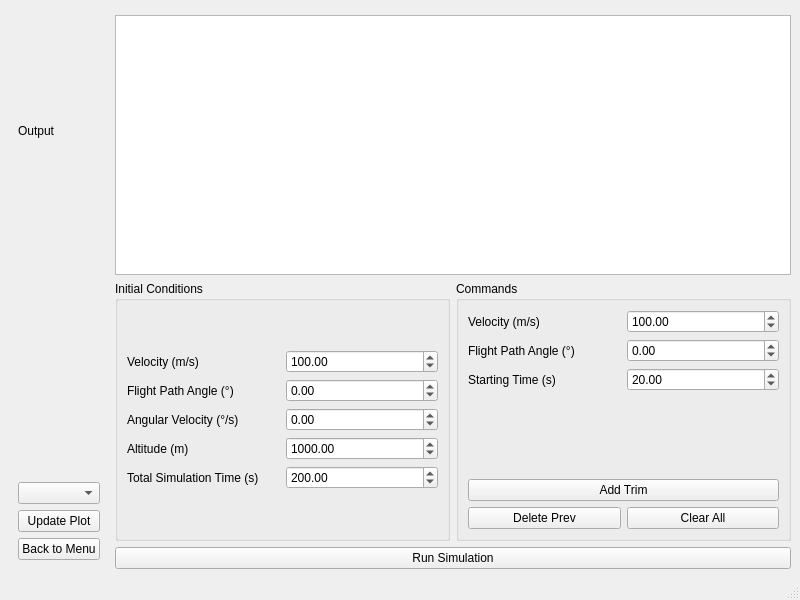
Qt form simlib/gui/simulator_mw.ui (jasper-day/airplane_sim) before a commit.
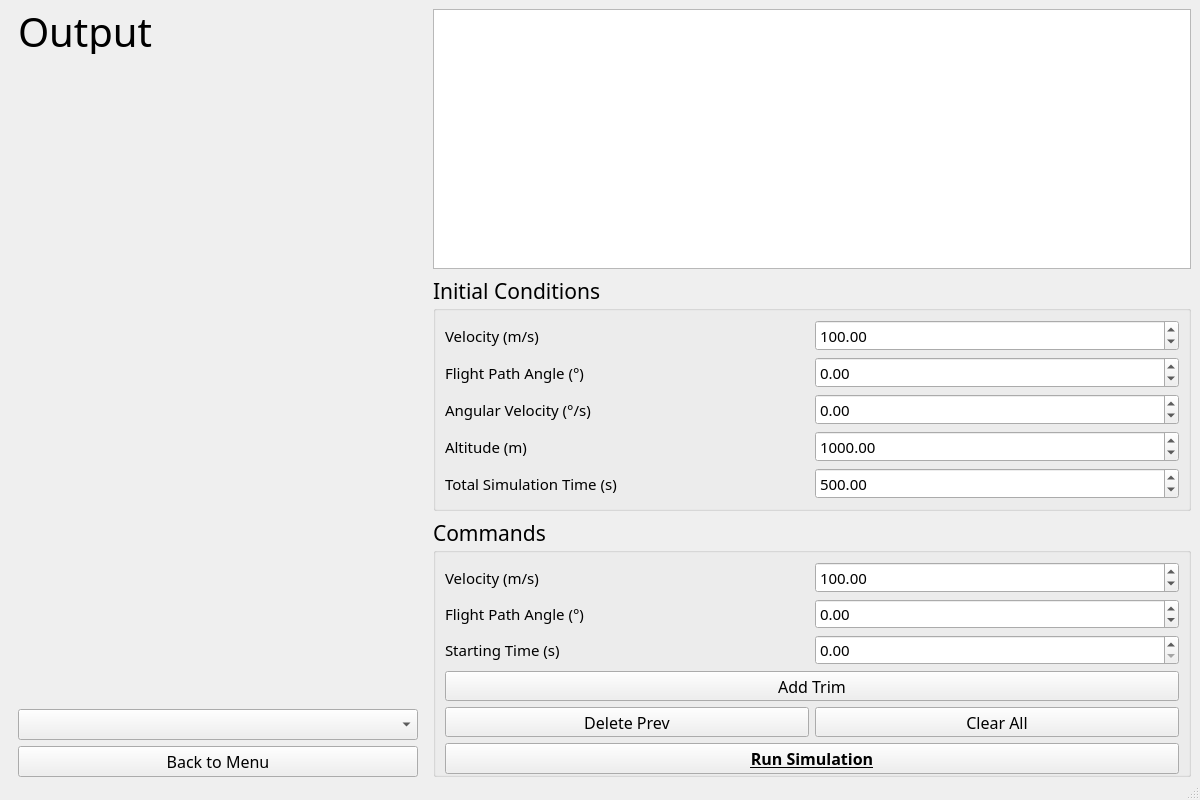
The same form after that commit. Icons and pictures are not drawn.

What changed in the file:
```diff
--- a/simlib/gui/simulator_mw.ui
+++ b/simlib/gui/simulator_mw.ui
@@ -6,64 +6,89 @@
    <rect>
     <x>0</x>
     <y>0</y>
-    <width>800</width>
-    <height>600</height>
+    <width>1200</width>
+    <height>800</height>
    </rect>
   </property>
+  <property name="minimumSize">
+   <size>
+    <width>1200</width>
+    <height>800</height>
+   </size>
+  </property>
+  <property name="font">
+   <font>
+    <family>ISOCP_IV50</family>
+    <pointsize>10</pointsize>
+   </font>
+  </property>
   <property name="windowTitle">
-   <string>MainWindow</string>
+   <string>SimuPlane™ 1.0.0</string>
+  </property>
+  <property name="windowIcon">
+   <iconset>
+    <normaloff>appicon.ico</normaloff>
+    <normalon>appicon.ico</normalon>appicon.ico</iconset>
+  </property>
+  <property name="documentMode">
+   <bool>false</bool>
+  </property>
+  <property name="tabShape">
+   <enum>QTabWidget::Triangular</enum>
   </property>
   <widget class="QWidget" name="centralwidget">
    <layout class="QGridLayout" name="gridLayout">
-    <item row="0" column="0">
-     <widget class="QWidget" name="widget" native="true">
-      <layout class="QVBoxLayout" name="verticalLayout_5">
-       <item>
-        <widget class="QLabel" name="label_9">
-         <property name="text">
-          <string>Output</string>
-         </property>
-        </widget>
-       </item>
-       <item>
-        <widget class="QWidget" name="graph_output" native="true"/>
-       </item>
-       <item>
-        <widget class="QComboBox" name="graph_selector"/>
-       </item>
-       <item>
-        <widget class="QPushButton" name="update_plot_btn">
-         <property name="text">
-          <string>Update Plot</string>
-         </property>
-        </widget>
-       </item>
-       <item>
-        <widget class="QPushButton" name="exit_btn">
-         <property name="text">
-          <string>Back to Menu</string>
-         </property>
-        </widget>
-       </item>
-      </layout>
-     </widget>
-    </item>
+    <property name="bottomMargin">
+     <number>0</number>
+    </property>
     <item row="0" column="1">
      <layout class="QVBoxLayout" name="verticalLayout_4">
-      <item>
-       <widget class="QWidget" name="movie" native="true"/>
-      </item>
       <item>
        <layout class="QVBoxLayout" name="verticalLayout_3">
+        <property name="sizeConstraint">
+         <enum>QLayout::SetMinimumSize</enum>
+        </property>
         <item>
-         <widget class="QTableWidget" name="trim_table"/>
+         <widget class="QTableWidget" name="trim_table">
+          <property name="minimumSize">
+           <size>
+            <width>0</width>
+            <height>260</height>
+           </size>
+          </property>
+          <property name="maximumSize">
+           <size>
+            <width>16777215</width>
+            <height>16777215</height>
+           </size>
+          </property>
+          <property name="font">
+           <font>
+            <family>ISOCP_IV50</family>
+            <pointsize>11</pointsize>
+           </font>
+          </property>
+         </widget>
         </item>
        </layout>
       </item>
-      <item>
-       <layout class="QHBoxLayout" name="horizontalLayout_10">
         <item>
          <widget class="QGroupBox" name="groupBox_3">
+        <property name="maximumSize">
+         <size>
+          <width>1000</width>
+          <height>16777215</height>
+         </size>
+        </property>
+        <property name="font">
+         <font>
+          <family>ISOCP_IV50</family>
+          <pointsize>16</pointsize>
+         </font>
+        </property>
+        <property name="cursor">
+         <cursorShape>ArrowCursor</cursorShape>
+        </property>
           <property name="title">
            <string>Initial Conditions</string>
           </property>
@@ -74,6 +99,12 @@
               <layout class="QHBoxLayout" name="horizontalLayout_4">
                <item>
                 <widget class="QLabel" name="label_4">
+               <property name="font">
+                <font>
+                 <family>ISOCP_IV50</family>
+                 <pointsize>11</pointsize>
+                </font>
+               </property>
                  <property name="text">
                   <string>Velocity (m/s)</string>
                  </property>
@@ -81,6 +112,15 @@
                </item>
                <item>
                 <widget class="QDoubleSpinBox" name="init_vel">
+               <property name="font">
+                <font>
+                 <family>ISOCP_IV50</family>
+                 <pointsize>11</pointsize>
+                </font>
+               </property>
+               <property name="cursor">
+                <cursorShape>IBeamCursor</cursorShape>
+               </property>
                  <property name="maximum">
                   <double>400.000000000000000</double>
                  </property>
@@ -98,6 +138,12 @@
               <layout class="QHBoxLayout" name="horizontalLayout_5">
                <item>
                 <widget class="QLabel" name="label_5">
+               <property name="font">
+                <font>
+                 <family>ISOCP_IV50</family>
+                 <pointsize>11</pointsize>
+                </font>
+               </property>
                  <property name="text">
                   <string>Flight Path Angle (°)</string>
                  </property>
@@ -105,6 +151,15 @@
                </item>
                <item>
                 <widget class="QDoubleSpinBox" name="init_gamma">
+               <property name="font">
+                <font>
+                 <family>ISOCP_IV50</family>
+                 <pointsize>11</pointsize>
+                </font>
+               </property>
+               <property name="cursor">
+                <cursorShape>IBeamCursor</cursorShape>
+               </property>
                  <property name="minimum">
                   <double>-30.000000000000000</double>
                  </property>
@@ -119,6 +174,12 @@
               <layout class="QHBoxLayout" name="horizontalLayout_6">
                <item>
                 <widget class="QLabel" name="label_6">
+               <property name="font">
+                <font>
+                 <family>ISOCP_IV50</family>
+                 <pointsize>11</pointsize>
+                </font>
+               </property>
                  <property name="text">
                   <string>Angular Velocity (°/s)</string>
                  </property>
@@ -126,6 +187,15 @@
                </item>
                <item>
                 <widget class="QDoubleSpinBox" name="init_angvel">
+               <property name="font">
+                <font>
+                 <family>ISOCP_IV50</family>
+                 <pointsize>11</pointsize>
+                </font>
+               </property>
+               <property name="cursor">
+                <cursorShape>IBeamCursor</cursorShape>
+               </property>
                  <property name="minimum">
                   <double>-100.000000000000000</double>
                  </property>
@@ -140,6 +210,12 @@
               <layout class="QHBoxLayout" name="horizontalLayout_7">
                <item>
                 <widget class="QLabel" name="label_7">
+               <property name="font">
+                <font>
+                 <family>ISOCP_IV50</family>
+                 <pointsize>11</pointsize>
+                </font>
+               </property>
                  <property name="text">
                   <string>Altitude (m)</string>
                  </property>
@@ -147,6 +223,15 @@
                </item>
                <item>
                 <widget class="QDoubleSpinBox" name="init_altitude">
+               <property name="font">
+                <font>
+                 <family>ISOCP_IV50</family>
+                 <pointsize>11</pointsize>
+                </font>
+               </property>
+               <property name="cursor">
+                <cursorShape>IBeamCursor</cursorShape>
+               </property>
                  <property name="maximum">
                   <double>100000.000000000000000</double>
                  </property>
@@ -164,6 +249,12 @@
               <layout class="QHBoxLayout" name="horizontalLayout_8">
                <item>
                 <widget class="QLabel" name="label_8">
+               <property name="font">
+                <font>
+                 <family>ISOCP_IV50</family>
+                 <pointsize>11</pointsize>
+                </font>
+               </property>
                  <property name="text">
                   <string>Total Simulation Time (s)</string>
                  </property>
@@ -171,6 +262,15 @@
                </item>
                <item>
                 <widget class="QDoubleSpinBox" name="total_time">
+               <property name="font">
+                <font>
+                 <family>ISOCP_IV50</family>
+                 <pointsize>11</pointsize>
+                </font>
+               </property>
+               <property name="cursor">
+                <cursorShape>IBeamCursor</cursorShape>
+               </property>
                  <property name="maximum">
                   <double>10000.000000000000000</double>
                  </property>
@@ -178,7 +278,7 @@
                   <double>20.000000000000000</double>
                  </property>
                  <property name="value">
-                  <double>200.000000000000000</double>
+                <double>500.000000000000000</double>
                  </property>
                 </widget>
                </item>
@@ -191,16 +291,64 @@
         </item>
         <item>
          <widget class="QGroupBox" name="groupBox">
+        <property name="maximumSize">
+         <size>
+          <width>1000</width>
+          <height>16777215</height>
+         </size>
+        </property>
+        <property name="font">
+         <font>
+          <family>ISOCP_IV50</family>
+          <pointsize>16</pointsize>
+         </font>
+        </property>
+        <property name="cursor">
+         <cursorShape>ArrowCursor</cursorShape>
+        </property>
           <property name="title">
            <string>Commands</string>
           </property>
           <layout class="QGridLayout" name="gridLayout_2">
+         <property name="bottomMargin">
+          <number>0</number>
+         </property>
+         <item row="1" column="0">
+          <widget class="QPushButton" name="run_simulation_btn">
+           <property name="font">
+            <font>
+             <family>ISOCP_IV50</family>
+             <pointsize>12</pointsize>
+             <italic>false</italic>
+             <bold>true</bold>
+             <underline>true</underline>
+             <strikeout>false</strikeout>
+             <kerning>true</kerning>
+            </font>
+           </property>
+           <property name="cursor">
+            <cursorShape>PointingHandCursor</cursorShape>
+           </property>
+           <property name="text">
+            <string>Run Simulation</string>
+           </property>
+           <property name="shortcut">
+            <string>Shift+Return</string>
+           </property>
+          </widget>
+         </item>
            <item row="0" column="0">
             <layout class="QVBoxLayout" name="verticalLayout">
              <item>
               <layout class="QHBoxLayout" name="horizontalLayout">
                <item>
                 <widget class="QLabel" name="label">
+               <property name="font">
+                <font>
+                 <family>ISOCP_IV50</family>
+                 <pointsize>11</pointsize>
+                </font>
+               </property>
                  <property name="text">
                   <string>Velocity (m/s)</string>
                  </property>
@@ -208,6 +356,15 @@
                </item>
                <item>
                 <widget class="QDoubleSpinBox" name="trim_vel">
+               <property name="font">
+                <font>
+                 <family>ISOCP_IV50</family>
+                 <pointsize>11</pointsize>
+                </font>
+               </property>
+               <property name="cursor">
+                <cursorShape>IBeamCursor</cursorShape>
+               </property>
                  <property name="maximum">
                   <double>400.000000000000000</double>
                  </property>
@@ -225,6 +382,12 @@
               <layout class="QHBoxLayout" name="horizontalLayout_2">
                <item>
                 <widget class="QLabel" name="label_2">
+               <property name="font">
+                <font>
+                 <family>ISOCP_IV50</family>
+                 <pointsize>11</pointsize>
+                </font>
+               </property>
                  <property name="text">
                   <string>Flight Path Angle (°)</string>
                  </property>
@@ -232,6 +395,15 @@
                </item>
                <item>
                 <widget class="QDoubleSpinBox" name="trim_gamma">
+               <property name="font">
+                <font>
+                 <family>ISOCP_IV50</family>
+                 <pointsize>11</pointsize>
+                </font>
+               </property>
+               <property name="cursor">
+                <cursorShape>IBeamCursor</cursorShape>
+               </property>
                  <property name="minimum">
                   <double>-30.000000000000000</double>
                  </property>
@@ -246,6 +418,12 @@
               <layout class="QHBoxLayout" name="horizontalLayout_3">
                <item>
                 <widget class="QLabel" name="label_3">
+               <property name="font">
+                <font>
+                 <family>ISOCP_IV50</family>
+                 <pointsize>11</pointsize>
+                </font>
+               </property>
                  <property name="text">
                   <string>Starting Time (s)</string>
                  </property>
@@ -253,6 +431,15 @@
                </item>
                <item>
                 <widget class="QDoubleSpinBox" name="trim_time_start">
+               <property name="font">
+                <font>
+                 <family>ISOCP_IV50</family>
+                 <pointsize>11</pointsize>
+                </font>
+               </property>
+               <property name="cursor">
+                <cursorShape>IBeamCursor</cursorShape>
+               </property>
                  <property name="maximum">
                   <double>10000.000000000000000</double>
                  </property>
@@ -260,46 +447,69 @@
                   <double>20.000000000000000</double>
                  </property>
                  <property name="value">
-                  <double>20.000000000000000</double>
+                <double>0.000000000000000</double>
                  </property>
                 </widget>
                </item>
               </layout>
              </item>
-             <item>
-              <spacer name="verticalSpacer">
-               <property name="orientation">
-                <enum>Qt::Vertical</enum>
-               </property>
-               <property name="sizeHint" stdset="0">
-                <size>
-                 <width>20</width>
-                 <height>40</height>
-                </size>
-               </property>
-              </spacer>
-             </item>
              <item>
               <widget class="QPushButton" name="add_trim_btn">
+             <property name="font">
+              <font>
+               <family>ISOCP_IV50</family>
+               <pointsize>12</pointsize>
+              </font>
+             </property>
+             <property name="cursor">
+              <cursorShape>PointingHandCursor</cursorShape>
+             </property>
                <property name="text">
                 <string>Add Trim</string>
                </property>
+             <property name="shortcut">
+              <string>Return</string>
+             </property>
               </widget>
              </item>
              <item>
               <layout class="QHBoxLayout" name="horizontalLayout_9">
                <item>
                 <widget class="QPushButton" name="del_prev_trim_btn">
+               <property name="font">
+                <font>
+                 <family>ISOCP_IV50</family>
+                 <pointsize>12</pointsize>
+                </font>
+               </property>
+               <property name="cursor">
+                <cursorShape>PointingHandCursor</cursorShape>
+               </property>
                  <property name="text">
                   <string>Delete Prev</string>
                  </property>
+               <property name="shortcut">
+                <string>Ctrl+Del</string>
+               </property>
                 </widget>
                </item>
                <item>
                 <widget class="QPushButton" name="clear_trims_btn">
+               <property name="font">
+                <font>
+                 <family>ISOCP_IV50</family>
+                 <pointsize>12</pointsize>
+                </font>
+               </property>
+               <property name="cursor">
+                <cursorShape>PointingHandCursor</cursorShape>
+               </property>
                  <property name="text">
                   <string>Clear All</string>
                  </property>
+               <property name="shortcut">
+                <string>Alt+Del</string>
+               </property>
                 </widget>
                </item>
               </layout>
@@ -311,14 +521,88 @@
         </item>
        </layout>
       </item>
+    <item row="0" column="0">
+     <widget class="QWidget" name="widget" native="true">
+      <layout class="QVBoxLayout" name="verticalLayout_5">
+       <property name="topMargin">
+        <number>0</number>
+       </property>
+       <property name="bottomMargin">
+        <number>0</number>
+       </property>
       <item>
-       <widget class="QPushButton" name="run_simulation_btn">
+        <widget class="QLabel" name="label_9">
+         <property name="maximumSize">
+          <size>
+           <width>16777215</width>
+           <height>45</height>
+          </size>
+         </property>
+         <property name="font">
+          <font>
+           <family>ISOCP_IV50</family>
+           <pointsize>30</pointsize>
+           <bold>false</bold>
+          </font>
+         </property>
+         <property name="lineWidth">
+          <number>1</number>
+         </property>
         <property name="text">
-         <string>Run Simulation</string>
-        </property>
-       </widget>
-      </item>
-     </layout>
+          <string>Output</string>
+         </property>
+         <property name="alignment">
+          <set>Qt::AlignLeading|Qt::AlignLeft|Qt::AlignVCenter</set>
+         </property>
+         <property name="indent">
+          <number>-1</number>
+         </property>
+        </widget>
+       </item>
+       <item>
+        <widget class="QWidget" name="graph_output" native="true">
+         <property name="minimumSize">
+          <size>
+           <width>400</width>
+           <height>0</height>
+          </size>
+         </property>
+        </widget>
+       </item>
+       <item>
+        <widget class="QComboBox" name="graph_selector">
+         <property name="font">
+          <font>
+           <family>ISOCP_IV50</family>
+           <pointsize>12</pointsize>
+          </font>
+         </property>
+         <property name="cursor">
+          <cursorShape>PointingHandCursor</cursorShape>
+         </property>
+        </widget>
+       </item>
+       <item>
+        <widget class="QPushButton" name="exit_btn">
+         <property name="font">
+          <font>
+           <family>ISOCP_IV50</family>
+           <pointsize>12</pointsize>
+          </font>
+         </property>
+         <property name="cursor">
+          <cursorShape>PointingHandCursor</cursorShape>
+         </property>
+         <property name="text">
+          <string>Back to Menu</string>
+         </property>
+         <property name="shortcut">
+          <string>Esc</string>
+         </property>
+        </widget>
+       </item>
+      </layout>
+     </widget>
     </item>
    </layout>
   </widget>
```
Lines whose indentation alone changed are shown as unchanged.
